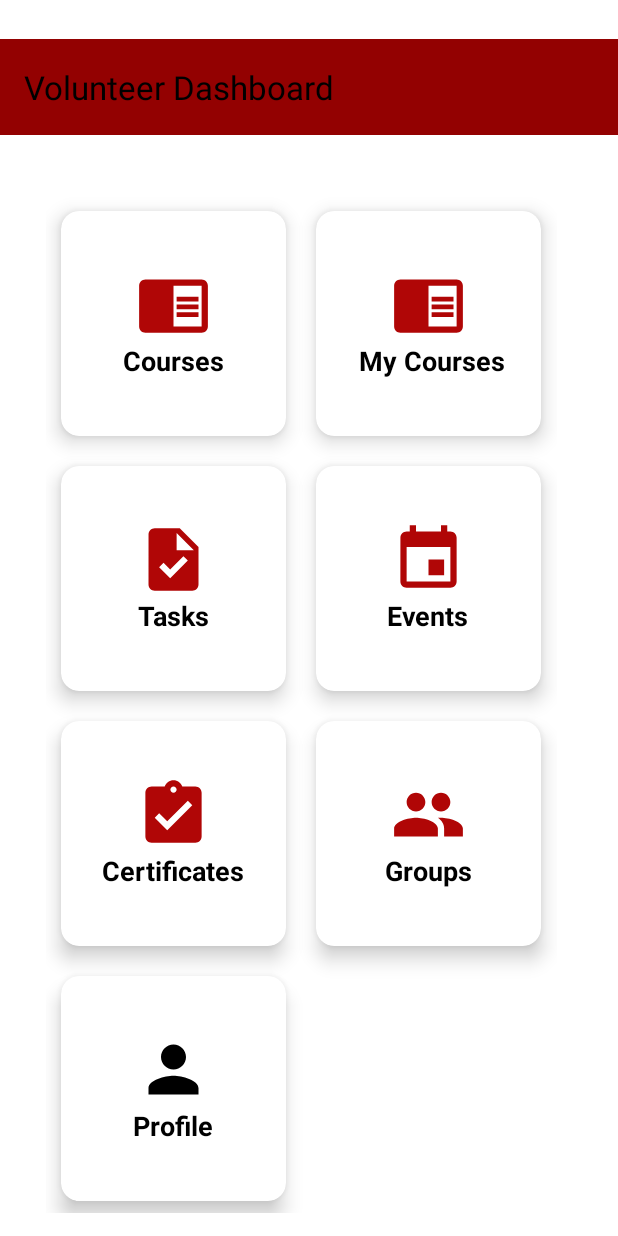
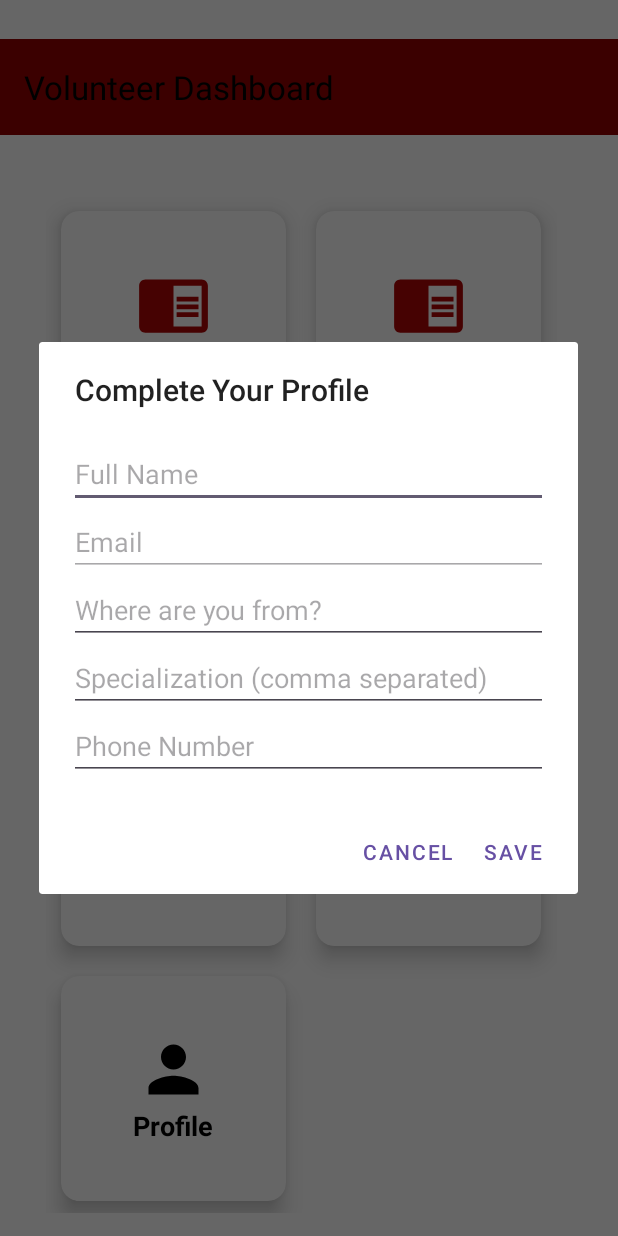
Before and after one commit to kiptoo-4141/KRCS-1, an Android app: the Volunteer screen opened directly, with no data from a screen before it, on a phone screen of 412 x 824 dp. Run offline under Robolectric (Android 15) with nearby library versions, the phone set to English and light mode, and no system bars; our stand-ins replace Firebase (no records; nobody signed in at launch, a user with empty details on screens opened directly).

Commit message:
commit-2

```diff
--- a/app/src/main/AndroidManifest.xml
+++ b/app/src/main/AndroidManifest.xml
@@ -16,6 +16,9 @@
         android:supportsRtl="true"
         android:theme="@style/Theme.KenyaRedCross"
         tools:targetApi="31">
+        <activity
+            android:name=".activity.MyCompletedCoursesActivity"
+            android:exported="false" />
         <activity
             android:name=".activity.MyInventoryActivity"
             android:exported="false" />
--- a/app/src/main/java/com/kenyaredcross/activity/Volunteer.java
+++ b/app/src/main/java/com/kenyaredcross/activity/Volunteer.java
@@ -1,9 +1,15 @@
 package com.kenyaredcross.activity;
 
+import android.app.AlertDialog;
+import android.content.DialogInterface;
 import android.content.Intent;
 import android.os.Bundle;
+import android.view.LayoutInflater;
 import android.view.MenuItem;
 import android.view.View;
+import android.widget.Button;
+import android.widget.EditText;
+import android.widget.Toast;
 
 import androidx.activity.EdgeToEdge;
 import androidx.annotation.NonNull;
@@ -14,14 +20,24 @@ import androidx.core.view.GravityCompat;
 import androidx.core.view.ViewCompat;
 import androidx.core.view.WindowInsetsCompat;
 import androidx.drawerlayout.widget.DrawerLayout;
+
 import com.google.android.material.navigation.NavigationView;
 import com.google.firebase.auth.FirebaseAuth;
+import com.google.firebase.database.DataSnapshot;
+import com.google.firebase.database.DatabaseError;
+import com.google.firebase.database.DatabaseReference;
+import com.google.firebase.database.FirebaseDatabase;
 import com.kenyaredcross.R;
+
+import java.util.HashMap;
+import java.util.Map;
 
 public class Volunteer extends AppCompatActivity implements NavigationView.OnNavigationItemSelectedListener {
 
     private DrawerLayout drawerLayout;
     private NavigationView navigationView;
+    private FirebaseAuth auth;
+    private DatabaseReference databaseReference;
 
     CardView group, courses, profile, myCourses;
 
@@ -31,44 +47,30 @@ public class Volunteer extends AppCompatActivity implements NavigationView.OnNav
         EdgeToEdge.enable(this);
         setContentView(R.layout.activity_volunteer);
 
+        auth = FirebaseAuth.getInstance();
+        databaseReference = FirebaseDatabase.getInstance().getReference("Profiles");
+
+        // Check if user profile exists
+        checkUserProfile();
+
         // Set up window insets for padding
         ViewCompat.setOnApplyWindowInsetsListener(findViewById(R.id.main), (v, insets) -> {
             Insets systemBars = insets.getInsets(WindowInsetsCompat.Type.systemBars());
             v.setPadding(systemBars.left, systemBars.top, systemBars.right, systemBars.bottom);
             return insets;
         });
+
         myCourses = findViewById(R.id.volunteermycourses);
-        myCourses.setOnClickListener(new View.OnClickListener() {
-            @Override
-            public void onClick(View v) {
-                Intent intent = new Intent(Volunteer.this, MyCoursesActivity.class);
-                startActivity(intent);
-            }
-        });
+        myCourses.setOnClickListener(v -> startActivity(new Intent(Volunteer.this, MyCoursesActivity.class)));
 
         profile = findViewById(R.id.profileCard);
-        profile.setOnClickListener(new View.OnClickListener() {
-            @Override
-            public void onClick(View v) {
-                Intent intent = new Intent(Volunteer.this,MyProfileActivity.class);
-                startActivity(intent);
-            }
-        });
+        profile.setOnClickListener(v -> startActivity(new Intent(Volunteer.this, MyProfileActivity.class)));
 
         group = findViewById(R.id.groupCard);
-        group.setOnClickListener(v -> {
-            Intent intent = new Intent(Volunteer.this, MyGroupsActivity.class);
-            startActivity(intent);
-        });
+        group.setOnClickListener(v -> startActivity(new Intent(Volunteer.this, MyGroupsActivity.class)));
 
         courses = findViewById(R.id.volunteercourses);
-        courses.setOnClickListener(new View.OnClickListener() {
-            @Override
-            public void onClick(View v) {
-                Intent intent = new Intent(Volunteer.this, CoursesActivity.class);
-                startActivity(intent);
-            }
-        });
+        courses.setOnClickListener(v -> startActivity(new Intent(Volunteer.this, CoursesActivity.class)));
 
         // Initialize drawer layout and navigation view
         drawerLayout = findViewById(R.id.main);
@@ -76,26 +78,94 @@ public class Volunteer extends AppCompatActivity implements NavigationView.OnNav
         navigationView.setNavigationItemSelectedListener(this);
     }
 
+    private void checkUserProfile() {
+        String userId = auth.getCurrentUser().getUid();
+
+        databaseReference.child(userId).get().addOnCompleteListener(task -> {
+            if (task.isSuccessful() && task.getResult().exists()) {
+                // User profile exists, do nothing
+            } else {
+                // Show popup form for user details
+                showUserProfilePopup();
+            }
+        });
+    }
+
+    private void showUserProfilePopup() {
+        AlertDialog.Builder builder = new AlertDialog.Builder(this);
+        builder.setTitle("Complete Your Profile");
+
+        LayoutInflater inflater = this.getLayoutInflater();
+        View dialogView = inflater.inflate(R.layout.popup_user_profile, null);
+        builder.setView(dialogView);
+
+        EditText fullName = dialogView.findViewById(R.id.fullName);
+        EditText email = dialogView.findViewById(R.id.email);
+        EditText location = dialogView.findViewById(R.id.location);
+        EditText specialization = dialogView.findViewById(R.id.specialization);
+        EditText phone = dialogView.findViewById(R.id.phone);
+
+        email.setText(auth.getCurrentUser().getEmail());
+        email.setEnabled(false);
+
+        builder.setPositiveButton("Save", null);
+        builder.setNegativeButton("Cancel", (dialog, which) -> dialog.dismiss());
+
+        AlertDialog dialog = builder.create();
+
+        dialog.setOnShowListener(d -> {
+            Button saveButton = dialog.getButton(AlertDialog.BUTTON_POSITIVE);
+            saveButton.setOnClickListener(v -> {
+                String name = fullName.getText().toString().trim();
+                String userEmail = email.getText().toString().trim();
+                String userLocation = location.getText().toString().trim();
+                String userSpecialization = specialization.getText().toString().trim();
+                String userPhone = phone.getText().toString().trim();
+
+                if (name.isEmpty() || userLocation.isEmpty() || userSpecialization.isEmpty() || userPhone.isEmpty()) {
+                    Toast.makeText(Volunteer.this, "Please fill all fields", Toast.LENGTH_SHORT).show();
+                } else {
+                    saveUserProfile(name, userEmail, userLocation, userSpecialization, userPhone);
+                    dialog.dismiss();
+                }
+            });
+        });
+
+        dialog.show();
+    }
+
+    private void saveUserProfile(String name, String email, String location, String specialization, String phone) {
+        String userId = auth.getCurrentUser().getUid();
+        Map<String, Object> userData = new HashMap<>();
+        userData.put("fullName", name);
+        userData.put("email", email);
+        userData.put("location", location);
+        userData.put("specialization", specialization);
+        userData.put("phone", phone);
+
+        databaseReference.child(userId).setValue(userData).addOnCompleteListener(task -> {
+            if (task.isSuccessful()) {
+                Toast.makeText(Volunteer.this, "Profile saved successfully!", Toast.LENGTH_SHORT).show();
+            } else {
+                Toast.makeText(Volunteer.this, "Failed to save profile. Try again.", Toast.LENGTH_SHORT).show();
+            }
+        });
+    }
+
     @Override
     public boolean onNavigationItemSelected(@NonNull MenuItem menuItem) {
         int id = menuItem.getItemId();
 
         if (id == R.id.nav_about_us2) {
-            Intent intent = new Intent(Volunteer.this, AboutUsActivity.class);
-            startActivity(intent);
-        } else if (id == R.id.nav_home) {
-            // Handle home menu item click if needed
+            startActivity(new Intent(Volunteer.this, AboutUsActivity.class));
         } else if (id == R.id.nav_contact_us) {
-            Intent intent = new Intent(Volunteer.this, ContactUsActivity.class);
-            startActivity(intent);
+            startActivity(new Intent(Volunteer.this, ContactUsActivity.class));
         } else if (id == R.id.nav_log_out) {
-            // Handle log out
             FirebaseAuth.getInstance().signOut();
             startActivity(new Intent(Volunteer.this, Login.class));
-            finish(); // Optional: finish this activity
+            finish();
         }
 
-        // Close the drawer after item selection
         drawerLayout.closeDrawer(GravityCompat.START);
         return true;
     }
--- /dev/null
+++ b/app/src/main/res/layout/popup_user_profile.xml
@@ -0,0 +1,42 @@
+<?xml version="1.0" encoding="utf-8"?>
+<LinearLayout xmlns:android="http://schemas.android.com/apk/res/android"
+    android:layout_width="match_parent"
+    android:layout_height="wrap_content"
+    android:orientation="vertical"
+    android:background="@color/white"
+    android:padding="20dp">
+
+    <EditText
+        android:id="@+id/fullName"
+        android:layout_width="match_parent"
+        android:layout_height="wrap_content"
+        android:hint="Full Name" />
+
+    <EditText
+        android:id="@+id/email"
+        android:layout_width="match_parent"
+        android:layout_height="wrap_content"
+        android:hint="Email"
+        android:inputType="textEmailAddress"
+        android:enabled="false"/>
+
+    <EditText
+        android:id="@+id/location"
+        android:layout_width="match_parent"
+        android:layout_height="wrap_content"
+        android:hint="Where are you from?" />
+
+    <EditText
+        android:id="@+id/specialization"
+        android:layout_width="match_parent"
+        android:layout_height="wrap_content"
+        android:hint="Specialization (comma separated)" />
+
+    <EditText
+        android:id="@+id/phone"
+        android:layout_width="match_parent"
+        android:layout_height="wrap_content"
+        android:hint="Phone Number"
+        android:inputType="phone" />
+
+</LinearLayout>
```
Also changed, not shown: app/src/main/java/com/kenyaredcross/activity/MyCompletedCoursesActivity.java (added, +90 -0 lines), app/src/main/java/com/kenyaredcross/activity/Youth.java (+14 -6 lines), app/src/main/java/com/kenyaredcross/adapters/MyCompletedCoursesAdapter.java (added, +76 -0 lines), app/src/main/java/com/kenyaredcross/domain_model/MyCompletedCoursesModel.java (added, +47 -0 lines), app/src/main/res/layout/activity_my_completed_courses.xml (added, +13 -0 lines), app/src/main/res/layout/activity_youth.xml (+27 -27 lines), app/src/main/res/layout/item_completed_course.xml (added, +23 -0 lines).
